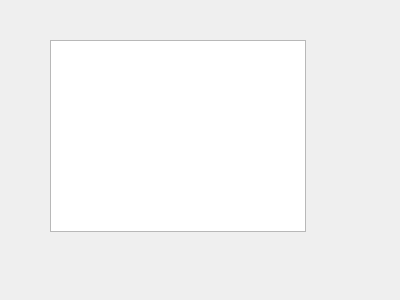
bnufree/Hq, file qkuaixunlistwidget.ui: the form before one commit.
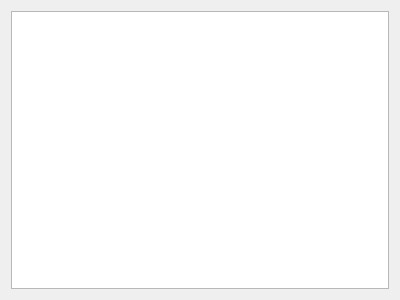
The form after the commit.

Commit message: 添加数据

Patch:
```diff
--- a/qkuaixunlistwidget.ui
+++ b/qkuaixunlistwidget.ui
@@ -13,16 +13,11 @@
   <property name="windowTitle">
    <string>Form</string>
   </property>
-  <widget class="QListWidget" name="listWidget">
-   <property name="geometry">
-    <rect>
-     <x>50</x>
-     <y>40</y>
-     <width>256</width>
-     <height>192</height>
-    </rect>
-   </property>
-  </widget>
+  <layout class="QVBoxLayout" name="verticalLayout">
+   <item>
+    <widget class="QListWidget" name="listWidget"/>
+   </item>
+  </layout>
  </widget>
  <resources/>
  <connections/>
```
The commit also changes 2 other files.
